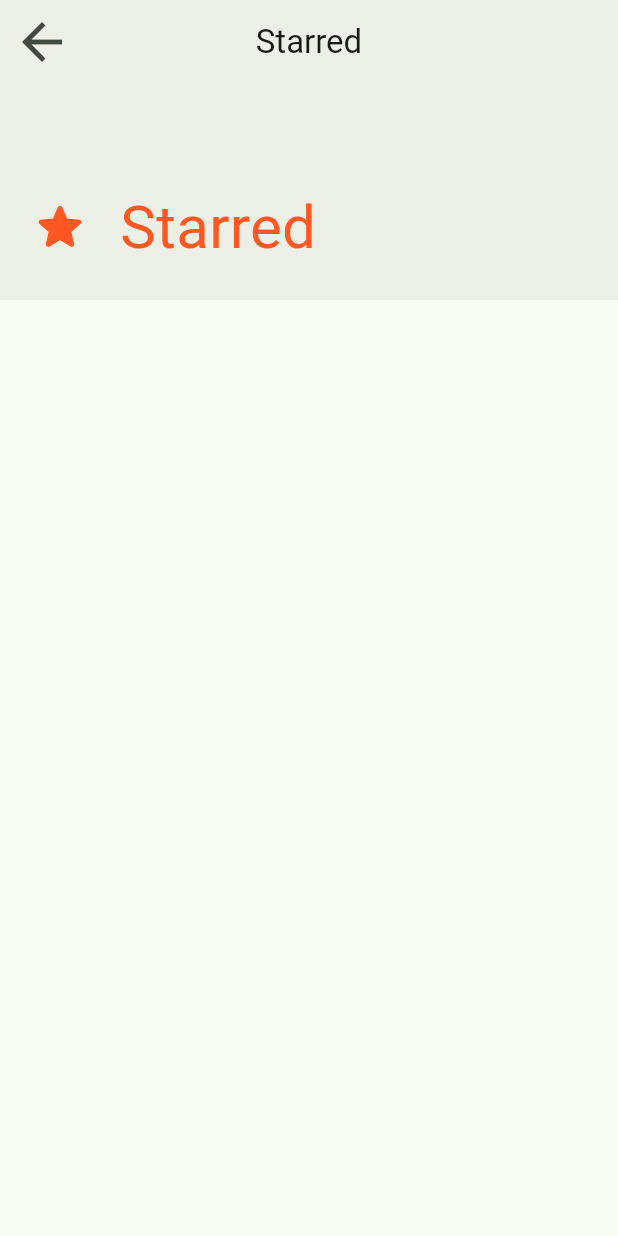
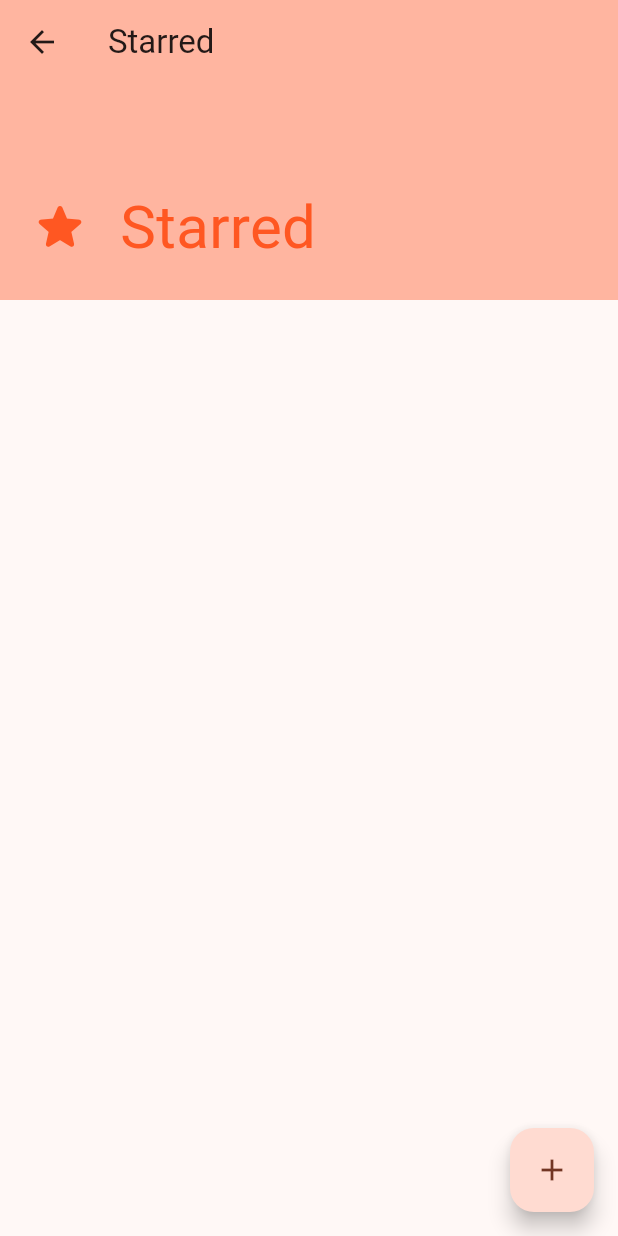
Before and after one commit to Timothy0508/deli_keep, a Flutter app: the screen it shows after launch, after a tap on "Starred", on a phone screen of 412 x 824 dp. Run offline on Flutter 3.47's test engine with Material 3 defaults, Android fonts, the phone set to English and light mode, and no system bars.

Commit message:
feat: apply theme for each page

```diff
--- a/lib/routes/note_page.dart
+++ b/lib/routes/note_page.dart
@@ -30,9 +30,14 @@ class _NotePageState extends State<NotePage> {
       slivers: [
         SliverAppBar(
           title: Text(widget.title),
-          backgroundColor: Theme.of(context).colorScheme.surfaceContainer,
+          backgroundColor:
+              Theme.of(context)
+                  .copyWith(
+                    colorScheme: ColorScheme.fromSeed(seedColor: widget.color),
+                  )
+                  .colorScheme
+                  .inversePrimary,
           expandedHeight: 200,
-          iconTheme: IconThemeData(size: 40),
           flexibleSpace: Container(
             alignment: Alignment.bottomLeft,
             margin: EdgeInsets.all(20),
@@ -52,6 +57,17 @@ class _NotePageState extends State<NotePage> {
       ],
     );
 
-    return Scaffold(body: body);
+    return Theme(
+      data: ThemeData(
+        colorScheme: ColorScheme.fromSeed(seedColor: widget.color),
+      ),
+      child: Scaffold(
+        body: body,
+        floatingActionButton: FloatingActionButton(
+          onPressed: null,
+          child: Icon(Icons.add),
+        ),
+      ),
+    );
   }
 }
```
